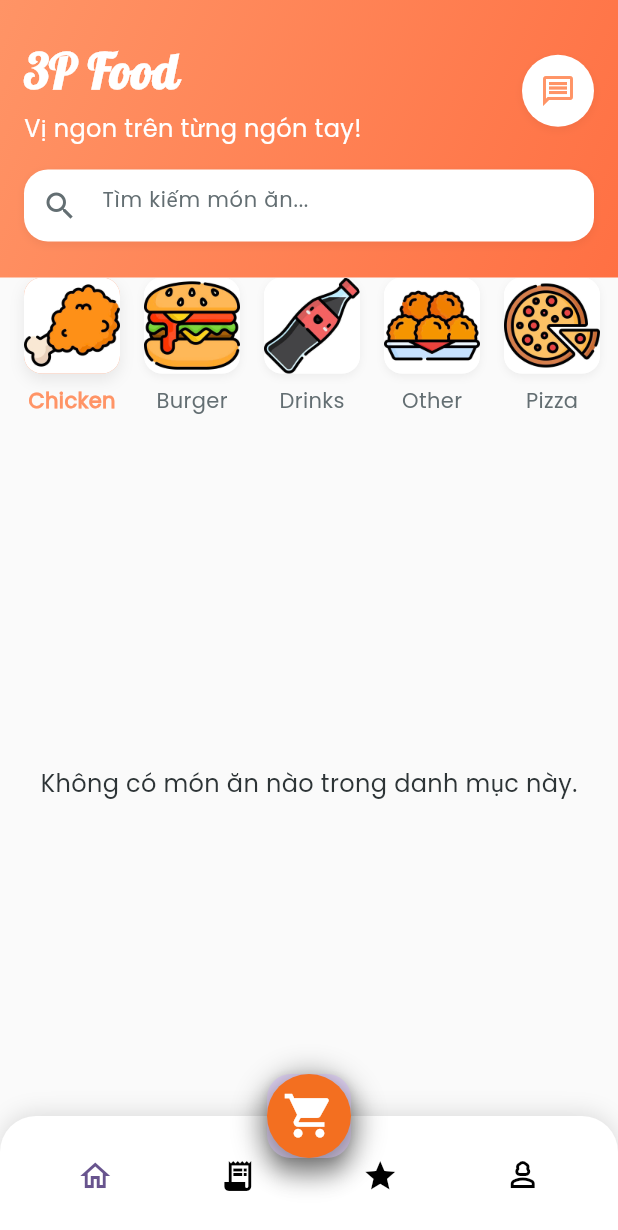
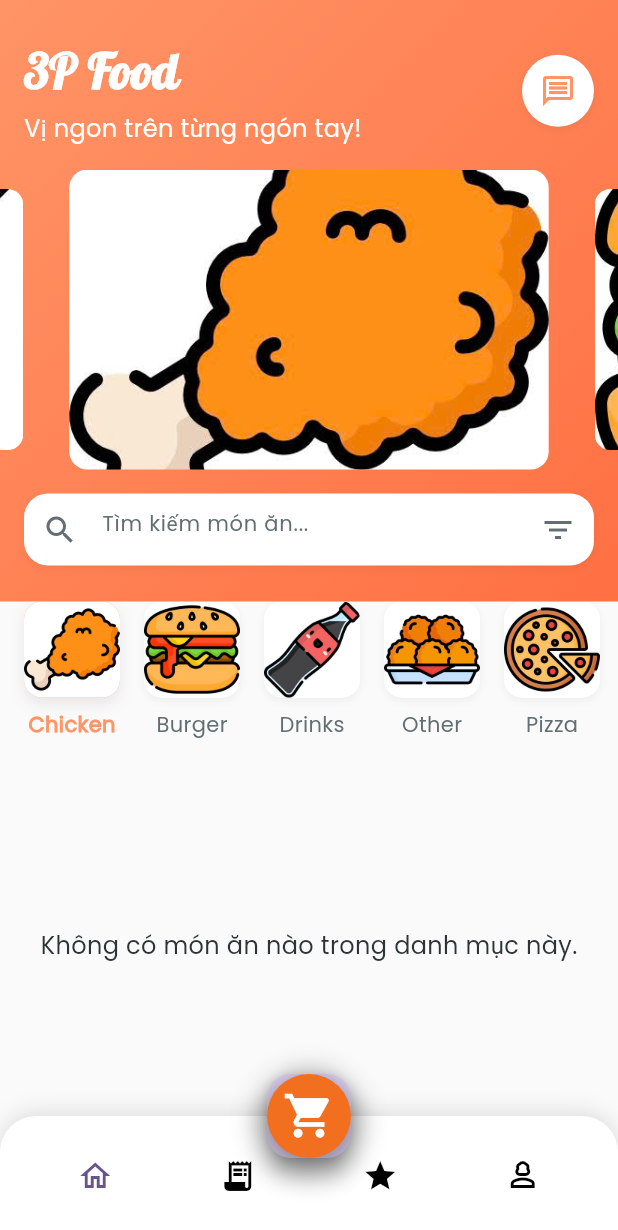
Before and after one commit to hidr0c/PXTFoodStore, a Flutter app: the HomeScreen screen opened directly, on a phone screen of 412 x 824 dp. Shown: the top 1230 px of the screen. Run offline on Flutter 3.47's test engine with Material 3 defaults, Android fonts, the phone set to English and light mode, and no system bars; drawn by our look-alikes of carousel_slider; our stand-ins replace cloud_firestore, firebase_auth, firebase_core, image_picker, shared_preferences; accounts and stored records are empty.

Commit message:
imrpoving UI

```diff
--- a/lib/screens/home_screen.dart
+++ b/lib/screens/home_screen.dart
@@ -1,3 +1,4 @@
+import 'package:carousel_slider/carousel_slider.dart';
 import 'package:cloud_firestore/cloud_firestore.dart';
 import 'package:flutter/material.dart';
 import 'package:foodie/screens/feedback_view_screen.dart';
@@ -83,7 +84,9 @@ class _HomeScreenState extends State<HomeScreen> {
   }
 
   Widget _buildHeader() {
-    return Padding(
+    return Column(
+      children: [
+        Padding(
           padding: EdgeInsets.symmetric(horizontal: ThemeConstants.spacingMD),
           child: Row(
             mainAxisAlignment: MainAxisAlignment.spaceBetween,
@@ -130,6 +133,39 @@ class _HomeScreenState extends State<HomeScreen> {
               ),
             ],
           ),
+        ),
+        SizedBox(height: ThemeConstants.spacingMD),
+        CarouselSlider(
+          options: CarouselOptions(
+            height: 200,
+            autoPlay: true,
+            enlargeCenterPage: true,
+            aspectRatio: 16 / 9,
+            viewportFraction: 0.8,
+          ),
+          items: [
+            'assets/images/1.jpg',
+            'assets/images/2.jpg',
+            'assets/images/3.jpg',
+          ].map((imagePath) {
+            return Builder(
+              builder: (BuildContext context) {
+                return Container(
+                  width: MediaQuery.of(context).size.width,
+                  margin: EdgeInsets.symmetric(horizontal: 5.0),
+                  decoration: BoxDecoration(
+                    borderRadius: BorderRadius.circular(12.0),
+                    image: DecorationImage(
+                      image: AssetImage(imagePath),
+                      fit: BoxFit.cover,
+                    ),
+                  ),
+                );
+              },
+            );
+          }).toList(),
+        ),
+      ],
     );
   }
 
@@ -148,6 +184,10 @@ class _HomeScreenState extends State<HomeScreen> {
             hintStyle: ThemeConstants.bodyMedium,
             prefixIcon: Icon(
               Icons.search,
+              color: ThemeConstants.textSecondaryColor,
+            ),
+            suffixIcon: Icon(
+              Icons.filter_list,
               color: ThemeConstants.textSecondaryColor,
             ),
             border: InputBorder.none,
--- a/pubspec.yaml
+++ b/pubspec.yaml
@@ -30,7 +30,7 @@ environment:
 dependencies:
   flutter:
     sdk: flutter
-  intl: 0.20.2
+  intl: ^0.20.2
   firebase_core: ^3.6.0
   firebase_auth: ^5.3.4
   cloud_firestore: ^5.6.0
@@ -39,10 +39,8 @@ dependencies:
   image_picker: ^1.1.2
   shared_preferences: ^2.3.4
   flutter_localization: ^0.3.0
-
-  # The following adds the Cupertino Icons font to your application.
-  # Use with the CupertinoIcons class for iOS style icons.
   cupertino_icons: ^1.0.8
+  carousel_slider: ^5.1.1
 
 dev_dependencies:
   flutter_test:
```
Also changed, not shown: pubspec.lock. Lines whose indentation alone changed are shown as unchanged.
